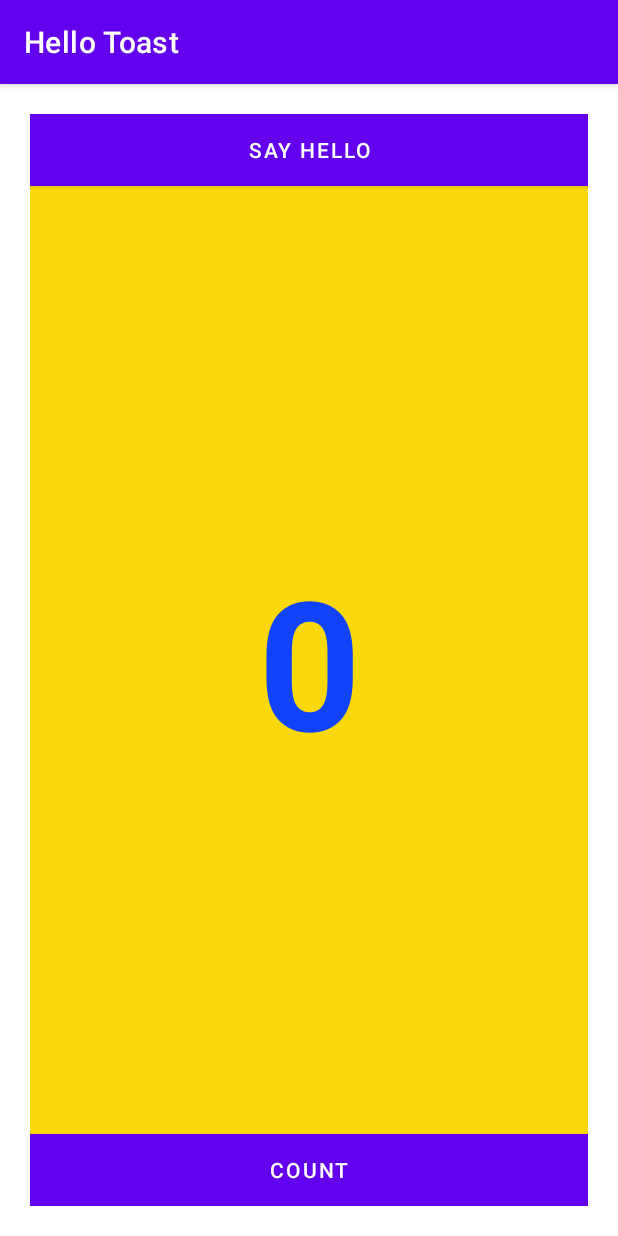
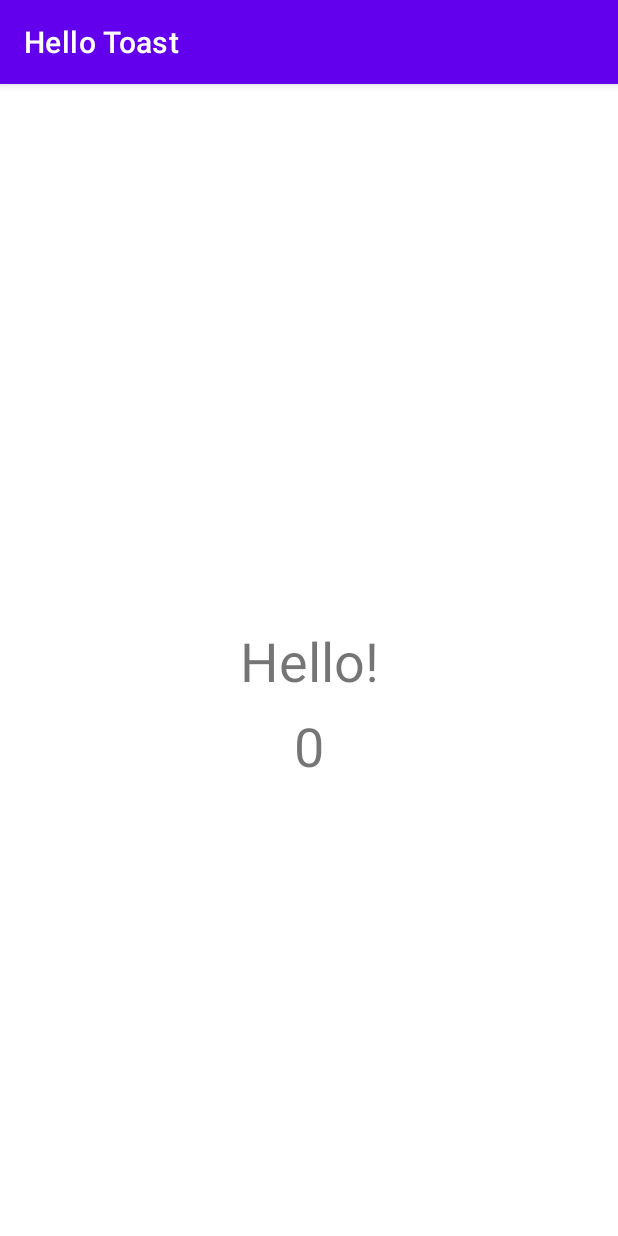
Before and after one commit to MAD-Weekly-Assignment/Lab-4-TwoActivities, an Android app: the screen it shows after launch (MainActivity before the commit, SecondActivity after it), after a tap on "SAY HELLO", on a phone screen of 412 x 824 dp. Run offline under Robolectric (Android 15) with nearby library versions, the phone set to English and light mode, and no system bars.

Commit message:
Modified the Toast Buuton to Display Second Activity

```diff
--- a/HelloToastHomework/app/src/main/java/com/example/hellotoast/MainActivity.java
+++ b/HelloToastHomework/app/src/main/java/com/example/hellotoast/MainActivity.java
@@ -2,32 +2,37 @@ package com.example.hellotoast;
 
 import androidx.appcompat.app.AppCompatActivity;
 
+import android.content.Intent;
 import android.os.Bundle;
 import android.view.View;
 import android.widget.TextView;
 import android.widget.Toast;
 
+import java.util.Locale;
+
 public class MainActivity extends AppCompatActivity {
-
     private int mCount = 0;
     private TextView mShowCount;
+    public static final String EXTRA_MESSAGE
+            = "com.example.android.twoactivities.extra.MESSAGE";
 
     @Override
     protected void onCreate(Bundle savedInstanceState) {
         super.onCreate(savedInstanceState);
         setContentView(R.layout.activity_main);
-        mShowCount = (TextView) findViewById(R.id.show_count);
-    }
-
-    public void showToast(View view) {
-        Toast toast = Toast.makeText(this, R.string.toast_message,
-                Toast.LENGTH_SHORT);
-        toast.show();
+        mShowCount = findViewById(R.id.show_count);
     }
 
     public void countUp(View view) {
-        ++mCount;
-        if (mShowCount != null)
-            mShowCount.setText(Integer.toString(mCount));
+        mCount ++;
+        if (mShowCount != null){
+            mShowCount.setText(String.format(Locale.ENGLISH, "%d", mCount));
+        }
+    }
+
+    public void sayHello(View view) {
+        Intent intent = new Intent(this, SecondActivity.class);
+        intent.putExtra(EXTRA_MESSAGE, mCount);
+        startActivity(intent);
     }
 }
```
